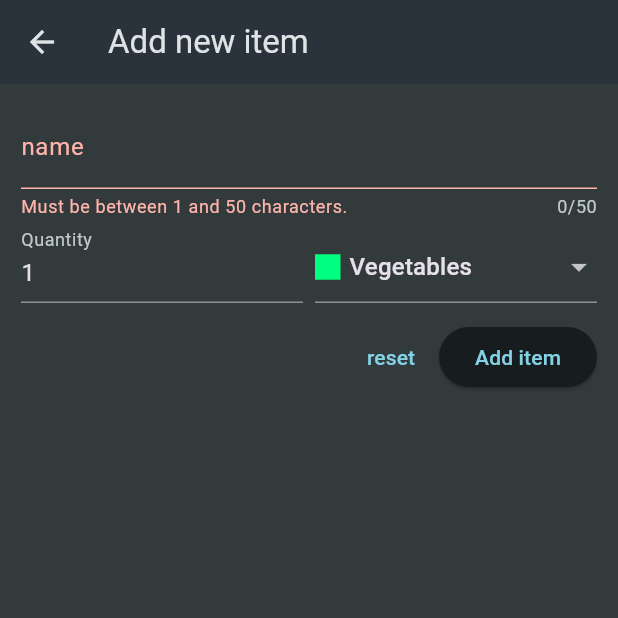
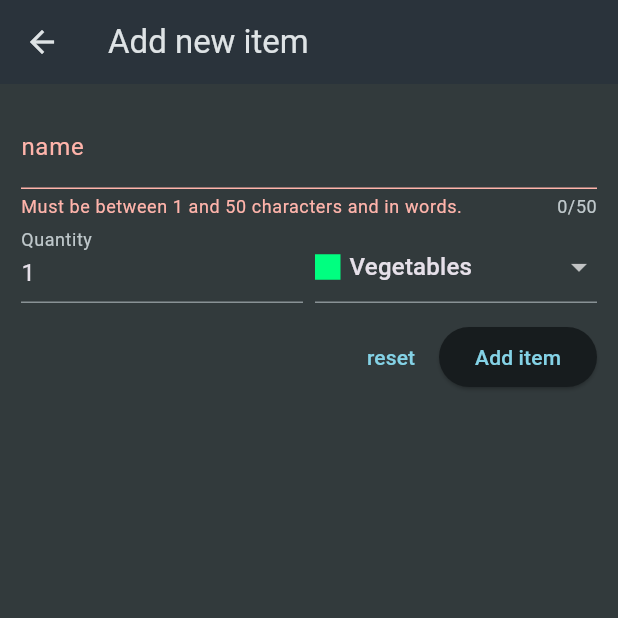
Before and after one commit to Desmond235/Shopping-list, a Flutter app: the NewItem screen opened directly, after a tap on "Add item", on a phone screen of 412 x 824 dp, the top half of it. Run offline on Flutter 3.47's test engine with Material 3 defaults, Android fonts, the phone set to English and light mode, and no system bars.

Commit message:
modified file

```diff
--- a/lib/widget/new_item.dart
+++ b/lib/widget/new_item.dart
@@ -45,13 +45,14 @@ class _NewItemState extends State<NewItem> {
                   if (value == null ||
                       value.isEmpty ||
                       value.trim().length <= 1 ||
-                      value.trim().length > 50) {
-                    return 'Must be between 1 and 50 characters.';
+                      value.trim().length > 50 ||
+                      RegExp(r'(\d|\d?[ ]\W)').hasMatch(value)) {
+                    return 'Must be between 1 and 50 characters and in words.';
                   }
                   return null;
                 },
                 onSaved: (newValue) {
-                  _enteredValue = newValue!;
+                  _enteredValue = newValue!.trim();
                 },
               ),
               Row(
@@ -74,7 +75,7 @@ class _NewItemState extends State<NewItem> {
                         return null;
                       },
                       onSaved: (newValue) {
-                        _enteredQuantity = int.parse(newValue!);
+                        _enteredQuantity = int.parse(newValue!.trim());
                       },
                     ),
                   ),
```
